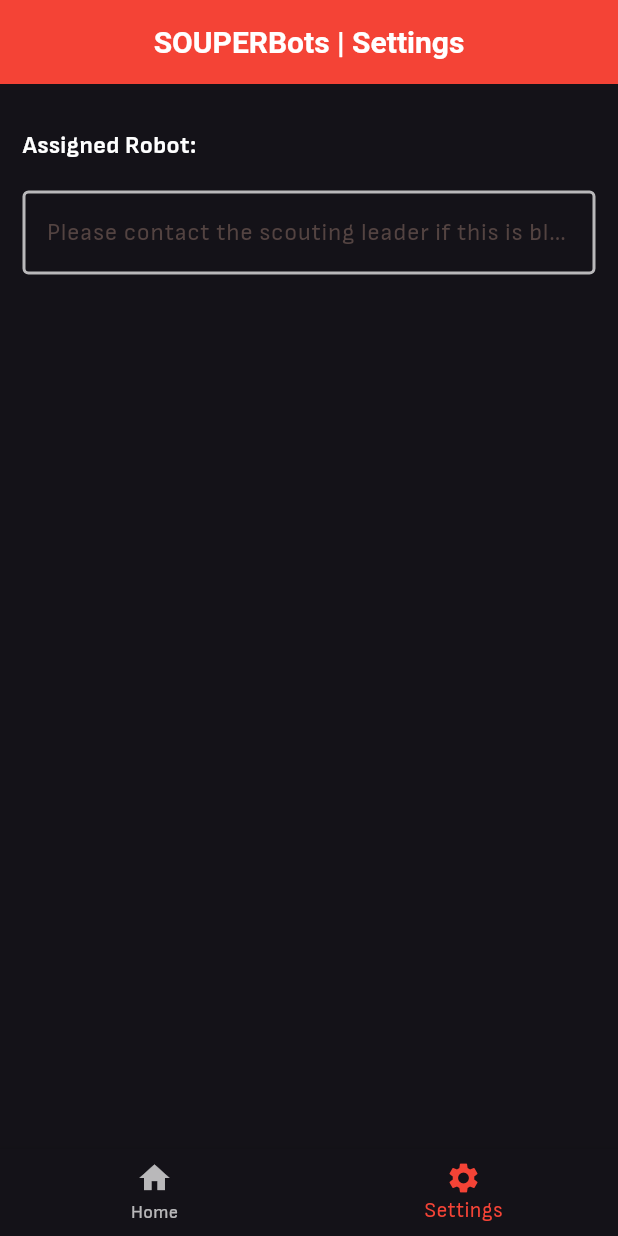
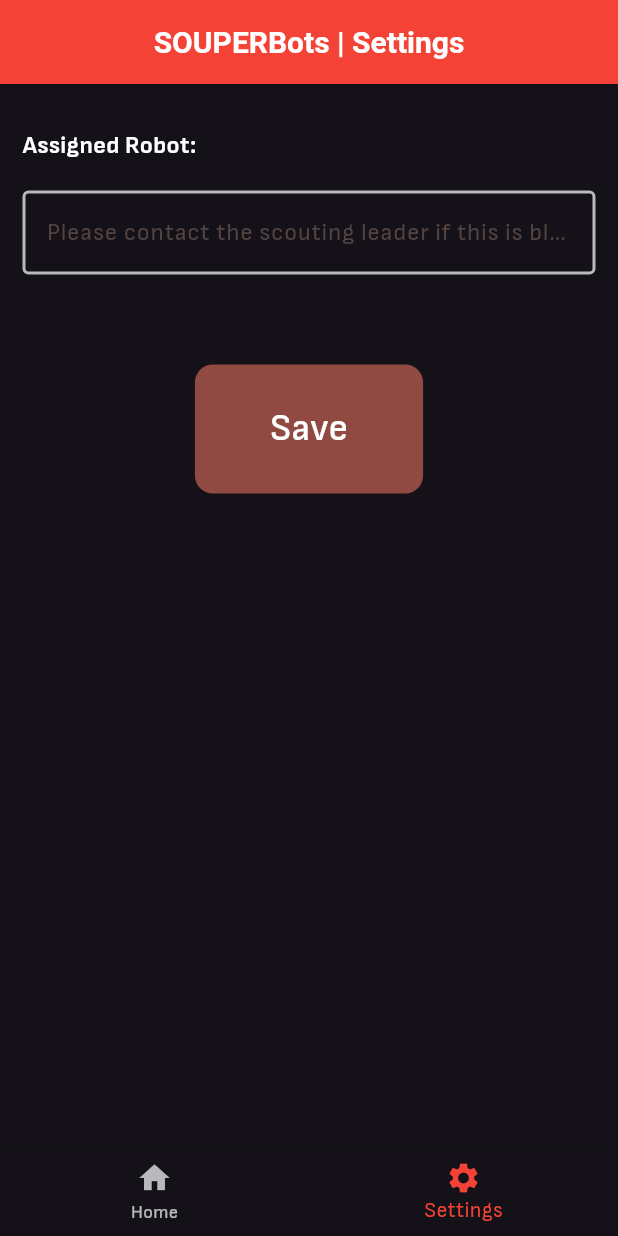
Before and after one commit to pentrail/scouting2024, a Flutter app: the Settings screen opened directly, on a phone screen of 412 x 824 dp. Run offline on Flutter 3.47's test engine with Material 3 defaults, Android fonts, the phone set to English and light mode, and no system bars; our stand-ins replace image_gallery_saver, qr_flutter, shared_preferences; missing offline and left inert: restart_app, widget_screenshot; accounts and stored records are empty.

Commit message:
added save button to preferences

```diff
--- a/lib/pages/home.dart
+++ b/lib/pages/home.dart
@@ -33,7 +33,7 @@ class _HomePageState extends State<HomePage> {
     }
     if (prefs.containsKey("match")) {
       setState(() {
-        matchNumber.text = (prefs.getInt("match")! + 1).toString();
+        matchNumber.text = (prefs.getInt("match")).toString();
       });
     }
     if (prefs.containsKey("robot")) {
@@ -159,7 +159,6 @@ class _HomePageState extends State<HomePage> {
                           if (_formKey.currentState!.validate()) {
                             SharedPreferences prefs = await SharedPreferences.getInstance();
                             prefs.setString('name', scouterName!);
-                            prefs.setInt('match', int.parse(matchNumber.text));
                             Navigator.push(
                               context,
                               MaterialPageRoute(
--- a/lib/pages/scan.dart
+++ b/lib/pages/scan.dart
@@ -2,6 +2,7 @@ import 'package:flutter/material.dart';
 import 'package:qr_flutter/qr_flutter.dart';
 import 'package:restart_app/restart_app.dart';
 import 'package:image_gallery_saver/image_gallery_saver.dart';
+import 'package:shared_preferences/shared_preferences.dart';
 import 'package:widget_screenshot/widget_screenshot.dart';
 
 int timestamp = DateTime.now().millisecondsSinceEpoch;
@@ -119,6 +120,9 @@ class _ScanState extends State<Scan> {
                   ),
                   onPressed: () async {
 
+                    final prefs = await SharedPreferences.getInstance();
+                    prefs.setInt('match', (int.parse(widget.matchNumber)) + 1);
+
                     WidgetShotRenderRepaintBoundary repaintBoundary =
                     _shotKey.currentContext!.findRenderObject() as WidgetShotRenderRepaintBoundary;
                     var resultImage = await repaintBoundary.screenshot(
--- a/lib/pages/settings.dart
+++ b/lib/pages/settings.dart
@@ -1,4 +1,5 @@
 import 'package:flutter/material.dart';
+import 'package:restart_app/restart_app.dart';
 import 'package:scouting2024/widgets/formText.dart';
 import 'package:shared_preferences/shared_preferences.dart';
 
@@ -71,6 +72,30 @@ class _SettingsState extends State<Settings> {
               ),
             ),
           ),
+          Container(
+            alignment: Alignment.center,
+            margin: const EdgeInsets.all(50),
+            child: ButtonTheme(
+              minWidth: 500,
+              height: 100,
+              child: FilledButton(
+                style: ButtonStyle(
+                  shape: MaterialStateProperty.all<RoundedRectangleBorder>(RoundedRectangleBorder(
+                    borderRadius: BorderRadius.circular(12.0),
+                  )),
+                  padding: MaterialStateProperty.all<EdgeInsets>(const EdgeInsets.fromLTRB(50, 25, 50, 25))
+                ),
+                onPressed: () async {
+                  final prefs = await SharedPreferences.getInstance();
+                  prefs.setString('robot', assignedRobot.text);
+                  Restart.restartApp();
+                },
+                child: const Text('Save',
+                  style: TextStyle(fontSize: 25)
+                ),
+              )
+            )
+          ),
         ],
       )
     );
```
